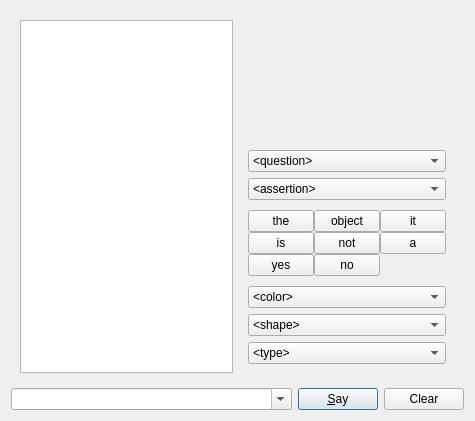
Before: the Qt Designer form scenarios/george/trunk/src/c++/components/Dialog/res/dialogue.ui in marc-hanheide/cogx, drawn with Qt 5.
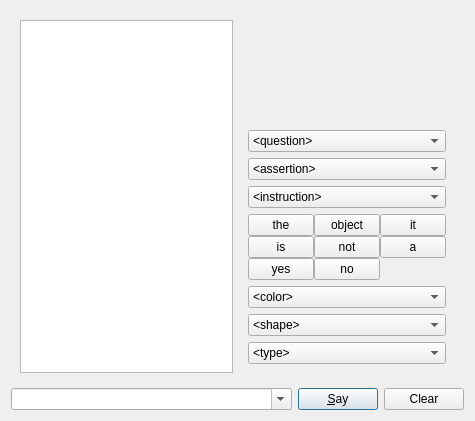
After: the same form once the commit is applied.

Commit message: dialog: added instructions to look left/right/forward

The edit to the form file:
```diff
--- a/scenarios/george/trunk/src/c++/components/Dialog/res/dialogue.ui
+++ b/scenarios/george/trunk/src/c++/components/Dialog/res/dialogue.ui
@@ -59,7 +59,7 @@
            <property name="sizeHint" stdset="0">
             <size>
              <width>20</width>
-             <height>4</height>
+             <height>0</height>
             </size>
            </property>
           </spacer>
@@ -122,6 +122,30 @@
            </item>
           </widget>
          </item>
+         <item>
+          <widget class="QComboBox" name="cbInstruction">
+           <item>
+            <property name="text">
+             <string>&lt;instruction&gt;</string>
+            </property>
+           </item>
+           <item>
+            <property name="text">
+             <string>Look forward!</string>
+            </property>
+           </item>
+           <item>
+            <property name="text">
+             <string>Look left!</string>
+            </property>
+           </item>
+           <item>
+            <property name="text">
+             <string>Look right!</string>
+            </property>
+           </item>
+          </widget>
+         </item>
          <item>
           <spacer name="verticalSpacer_2">
            <property name="orientation">
@@ -133,7 +157,7 @@
            <property name="sizeHint" stdset="0">
             <size>
              <width>20</width>
-             <height>4</height>
+             <height>0</height>
             </size>
            </property>
           </spacer>
@@ -265,7 +289,7 @@
            <property name="sizeHint" stdset="0">
             <size>
              <width>20</width>
-             <height>4</height>
+             <height>0</height>
             </size>
            </property>
           </spacer>
```
Left out of the diff: 1 changed line with no effect on the pictures. The commit also changes 2 other files.
